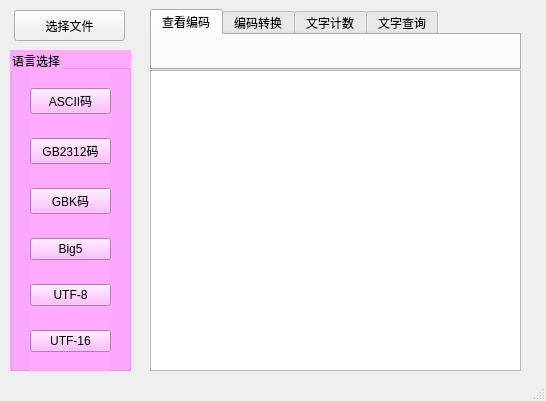
Old version of the form mainWindow.ui in the repository lilruike/charParser.
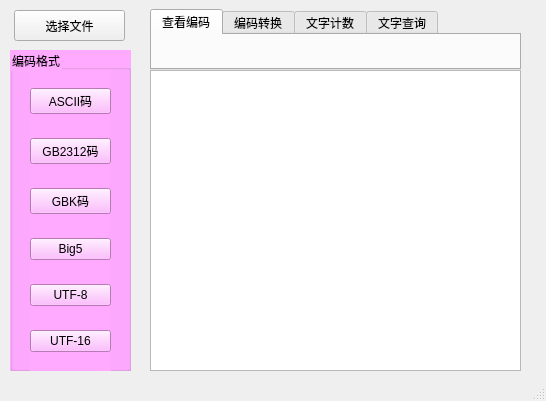
New version of the form. The open tabs and pages were chosen to show the change.

Commit message: gpt step

Diff of the .ui file:
```diff
--- a/mainWindow.ui
+++ b/mainWindow.ui
@@ -28,7 +28,7 @@
 background-color: rgb(255, 170, 255);</string>
     </property>
     <property name="title">
-     <string>语言选择</string>
+     <string>编码格式</string>
     </property>
     <property name="flat">
      <bool>false</bool>
```
Left out of the diff: 5 changed lines with no effect on the pictures.
